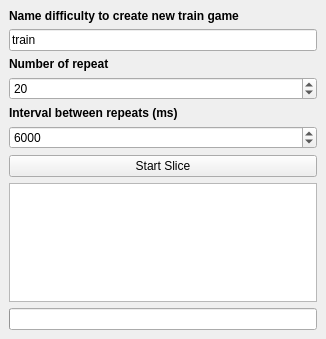
Above: interface.ui from PokoRoko/osuSlice before the change. Below: the same form after it.
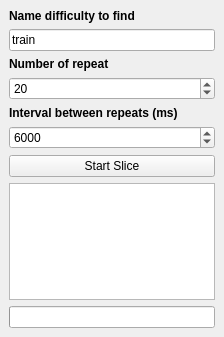
That is the form after the change.

Patch:
```diff
--- a/interface.ui
+++ b/interface.ui
@@ -6,42 +6,49 @@
    <rect>
     <x>0</x>
     <y>0</y>
-    <width>326</width>
-    <height>339</height>
+    <width>224</width>
+    <height>337</height>
    </rect>
   </property>
+  <property name="font">
+   <font>
+    <kerning>true</kerning>
+   </font>
+  </property>
   <property name="windowTitle">
    <string>osuSlice</string>
   </property>
+  <property name="iconSize">
+   <size>
+    <width>30</width>
+    <height>28</height>
+   </size>
+  </property>
   <widget class="QWidget" name="centralwidget">
-   <layout class="QGridLayout" name="gridLayout">
-    <item row="4" column="0">
-     <widget class="QLabel" name="label_3">
+   <property name="enabled">
+    <bool>true</bool>
+   </property>
+   <property name="font">
+    <font>
+     <kerning>true</kerning>
+    </font>
+   </property>
+   <layout class="QVBoxLayout" name="verticalLayout">
+    <item>
+     <widget class="QLabel" name="label">
       <property name="font">
        <font>
         <weight>75</weight>
         <bold>true</bold>
+        <kerning>true</kerning>
        </font>
       </property>
       <property name="text">
-       <string>Interval between repeats (ms)</string>
+       <string>Name difficulty to find</string>
       </property>
      </widget>
     </item>
-    <item row="5" column="0">
-     <widget class="QSpinBox" name="interval">
-      <property name="maximum">
-       <number>30000</number>
-      </property>
-      <property name="singleStep">
-       <number>250</number>
-      </property>
-      <property name="value">
-       <number>6000</number>
-      </property>
-     </widget>
-    </item>
-    <item row="1" column="0">
+    <item>
      <widget class="QLineEdit" name="nameDifficulty">
       <property name="locale">
        <locale language="English" country="UnitedStates"/>
@@ -54,7 +61,21 @@
       </property>
      </widget>
     </item>
-    <item row="3" column="0">
+    <item>
+     <widget class="QLabel" name="label_2">
+      <property name="font">
+       <font>
+        <weight>75</weight>
+        <bold>true</bold>
+        <kerning>true</kerning>
+       </font>
+      </property>
+      <property name="text">
+       <string>Number of repeat</string>
+      </property>
+     </widget>
+    </item>
+    <item>
      <widget class="QSpinBox" name="numRepeat">
       <property name="minimum">
        <number>1</number>
@@ -67,40 +88,44 @@
       </property>
      </widget>
     </item>
-    <item row="2" column="0">
-     <widget class="QLabel" name="label_2">
+    <item>
+     <widget class="QLabel" name="label_3">
       <property name="font">
        <font>
         <weight>75</weight>
         <bold>true</bold>
+        <kerning>true</kerning>
        </font>
       </property>
       <property name="text">
-       <string>Number of repeat</string>
+       <string>Interval between repeats (ms)</string>
       </property>
      </widget>
     </item>
-    <item row="0" column="0">
-     <widget class="QLabel" name="label">
-      <property name="font">
-       <font>
-        <weight>75</weight>
-        <bold>true</bold>
-       </font>
+    <item>
+     <widget class="QSpinBox" name="interval">
+      <property name="maximum">
+       <number>30000</number>
       </property>
-      <property name="text">
-       <string>Name difficulty to create new train game</string>
+      <property name="singleStep">
+       <number>250</number>
       </property>
+      <property name="value">
+       <number>6000</number>
+      </property>
      </widget>
     </item>
-    <item row="6" column="0">
+    <item>
      <widget class="QPushButton" name="buttonStartSlice">
       <property name="text">
        <string>Start Slice</string>
       </property>
      </widget>
     </item>
-    <item row="8" column="0">
+    <item>
+     <widget class="QTextEdit" name="logText"/>
+    </item>
+    <item>
      <widget class="QProgressBar" name="progressBar">
       <property name="value">
        <number>0</number>
@@ -113,9 +138,6 @@
       </property>
      </widget>
     </item>
-    <item row="7" column="0">
-     <widget class="QListView" name="listView"/>
-    </item>
    </layout>
   </widget>
  </widget>
```
Left out of the diff: 6 changed lines with no effect on the pictures.
